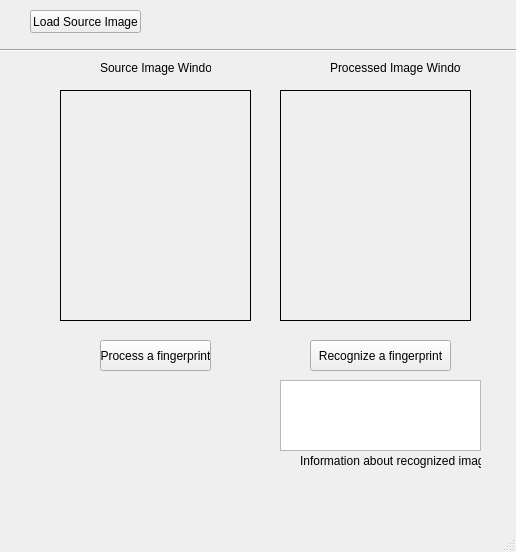
Old version of the form design.ui in the repository gzimin/fingerprint-recognition.
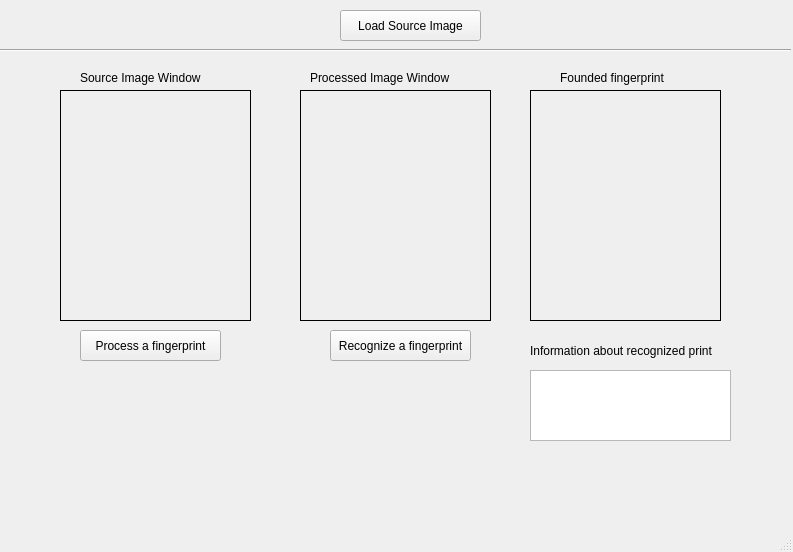
New version of the form.

Commit message: Ui a bit changed, delete unnecessary images

What changed in the file:
```diff
--- a/design.ui
+++ b/design.ui
@@ -6,10 +6,16 @@
    <rect>
     <x>0</x>
     <y>0</y>
-    <width>516</width>
+    <width>793</width>
     <height>552</height>
    </rect>
   </property>
+  <property name="sizePolicy">
+   <sizepolicy hsizetype="Fixed" vsizetype="Fixed">
+    <horstretch>0</horstretch>
+    <verstretch>0</verstretch>
+   </sizepolicy>
+  </property>
   <property name="windowTitle">
    <string>MainWindow</string>
   </property>
@@ -17,10 +23,10 @@
    <widget class="QPushButton" name="loadImage">
     <property name="geometry">
      <rect>
-      <x>30</x>
+      <x>340</x>
       <y>10</y>
-      <width>111</width>
-      <height>23</height>
+      <width>141</width>
+      <height>31</height>
      </rect>
     </property>
     <property name="text">
@@ -30,9 +36,9 @@
    <widget class="QPushButton" name="processImage">
     <property name="geometry">
      <rect>
-      <x>100</x>
-      <y>340</y>
-      <width>111</width>
+      <x>80</x>
+      <y>330</y>
+      <width>141</width>
       <height>31</height>
      </rect>
     </property>
@@ -43,8 +49,8 @@
    <widget class="QPushButton" name="pushButton">
     <property name="geometry">
      <rect>
-      <x>310</x>
-      <y>340</y>
+      <x>330</x>
+      <y>330</y>
       <width>141</width>
       <height>31</height>
      </rect>
@@ -56,9 +62,9 @@
    <widget class="QLabel" name="srcInfo">
     <property name="geometry">
      <rect>
-      <x>100</x>
-      <y>60</y>
-      <width>111</width>
+      <x>80</x>
+      <y>70</y>
+      <width>141</width>
       <height>16</height>
      </rect>
     </property>
@@ -69,9 +75,9 @@
    <widget class="QLabel" name="reconInfo">
     <property name="geometry">
      <rect>
-      <x>330</x>
-      <y>60</y>
-      <width>131</width>
+      <x>310</x>
+      <y>70</y>
+      <width>151</width>
       <height>16</height>
      </rect>
     </property>
@@ -82,21 +88,21 @@
    <widget class="QLabel" name="reconInfoText">
     <property name="geometry">
      <rect>
-      <x>300</x>
-      <y>450</y>
-      <width>181</width>
+      <x>530</x>
+      <y>340</y>
+      <width>221</width>
       <height>21</height>
      </rect>
     </property>
     <property name="text">
-     <string>Information about recognized image</string>
+     <string>Information about recognized print</string>
     </property>
    </widget>
    <widget class="QPlainTextEdit" name="infoAboutImage">
     <property name="geometry">
      <rect>
-      <x>280</x>
-      <y>380</y>
+      <x>530</x>
+      <y>370</y>
       <width>201</width>
       <height>71</height>
      </rect>
@@ -123,7 +129,7 @@
    <widget class="QLabel" name="procImageLabel">
     <property name="geometry">
      <rect>
-      <x>280</x>
+      <x>300</x>
       <y>90</y>
       <width>191</width>
       <height>231</height>
@@ -143,7 +149,7 @@
      <rect>
       <x>-10</x>
       <y>40</y>
-      <width>531</width>
+      <width>801</width>
       <height>20</height>
      </rect>
     </property>
@@ -151,6 +157,37 @@
      <enum>Qt::Horizontal</enum>
     </property>
    </widget>
+   <widget class="QLabel" name="foundImageLabel">
+    <property name="geometry">
+     <rect>
+      <x>530</x>
+      <y>90</y>
+      <width>191</width>
+      <height>231</height>
+     </rect>
+    </property>
+    <property name="styleSheet">
+     <string notr="true">border-style: solid;
+border-width: 1px;
+border-color: black;</string>
+    </property>
+    <property name="text">
+     <string/>
+    </property>
+   </widget>
+   <widget class="QLabel" name="foundInfoText">
+    <property name="geometry">
+     <rect>
+      <x>560</x>
+      <y>70</y>
+      <width>151</width>
+      <height>16</height>
+     </rect>
+    </property>
+    <property name="text">
+     <string>Founded fingerprint</string>
+    </property>
+   </widget>
   </widget>
   <widget class="QMenuBar" name="menubar">
    <property name="geometry">
```
Left out of the diff: 4 changed lines with no effect on the pictures. The commit also changes 8 other files.
